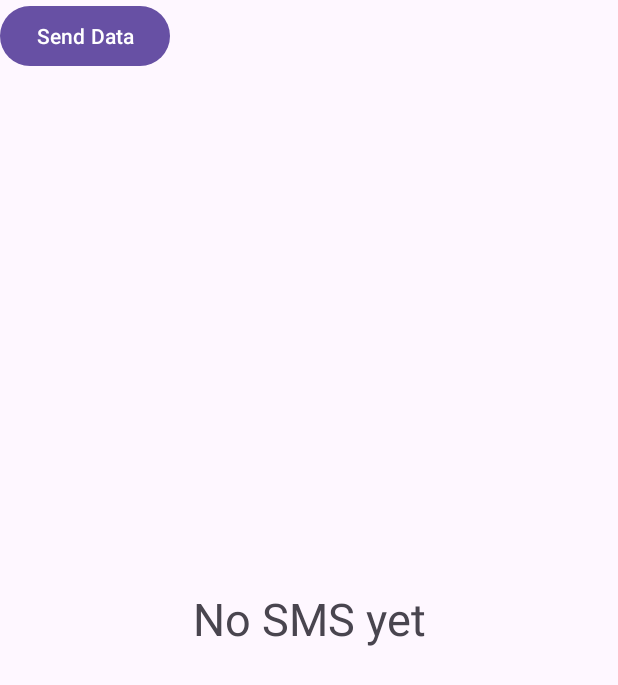
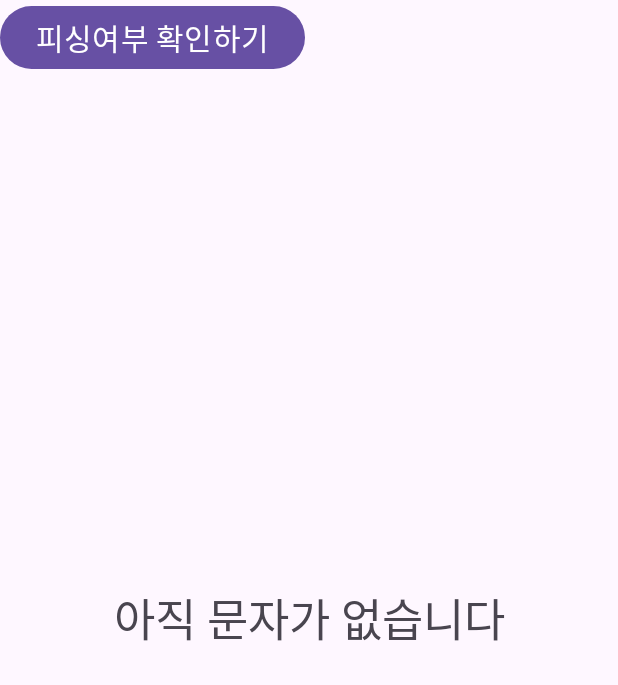
Before and after one commit to Cl-PaaS/FrontEnd, an Android app: the screen it shows after launch (MainActivity), on a phone screen of 412 x 824 dp. Shown: the top 685 px of the screen. Run offline under Robolectric (Android 15) with nearby library versions, the phone set to English and light mode, and no system bars; libraries missing offline, so code that uses them is left out: com.google.firebase.installations; 1 statement that could not run was skipped.

Commit message:
Update UI

```diff
--- a/app/src/main/res/layout/activity_main.xml
+++ b/app/src/main/res/layout/activity_main.xml
@@ -11,7 +11,7 @@
         android:id="@+id/textView"
         android:layout_width="wrap_content"
         android:layout_height="wrap_content"
-        android:text="@string/no_sms_yet"
+        android:text="아직 문자가 없습니다"
         android:textSize="30sp"
         app:layout_constraintBottom_toBottomOf="parent"
         app:layout_constraintEnd_toEndOf="parent"
@@ -23,9 +23,10 @@
         android:layout_width="wrap_content"
         android:layout_height="wrap_content"
         android:layout_centerInParent="true"
-        android:text="@string/send_data"
+        android:text="피싱여부 확인하기"
+        android:textSize="20sp"
         tools:ignore="MissingConstraints"
-        tools:layout_editor_absoluteX="148dp"
-        tools:layout_editor_absoluteY="595dp" />
+        tools:layout_editor_absoluteX="103dp"
+        tools:layout_editor_absoluteY="580dp" />
 
 </androidx.constraintlayout.widget.ConstraintLayout>
```
